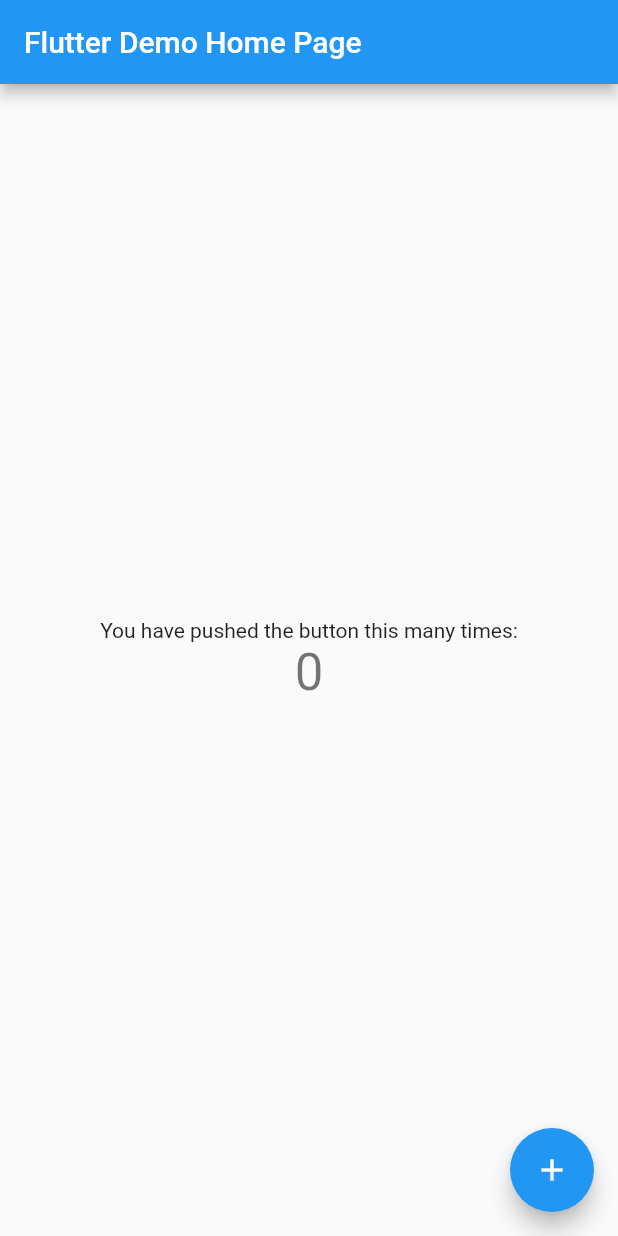
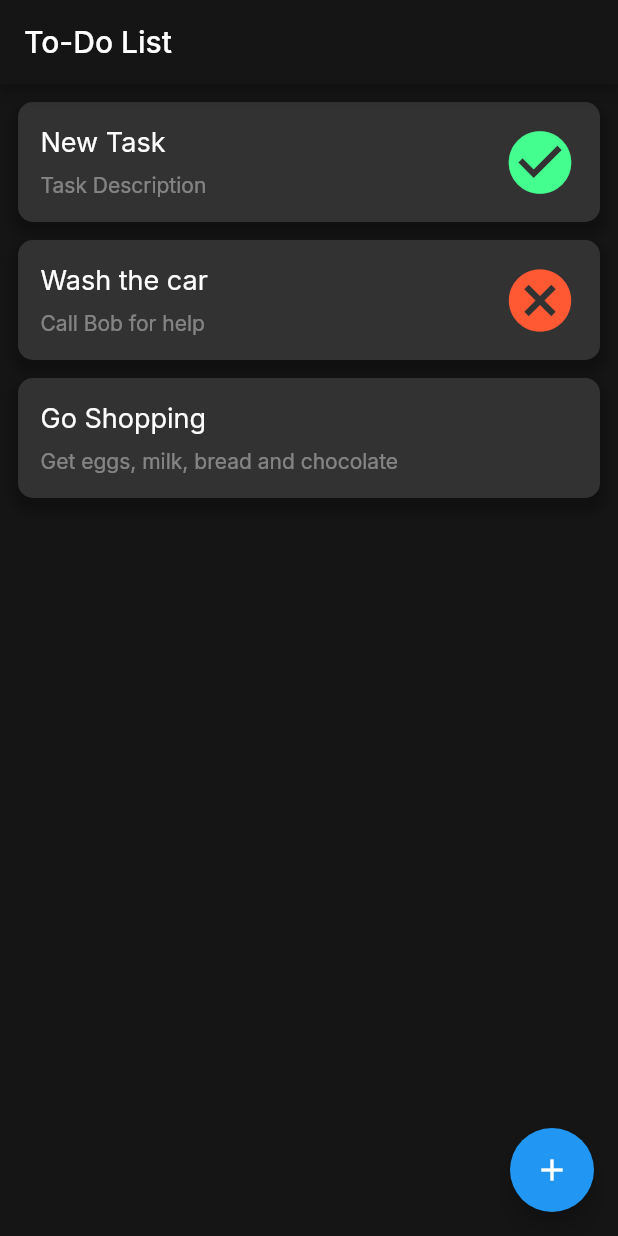
Before and after one commit to kSiasios/todo-list, a Flutter app: the screen it shows after launch, on a phone screen of 412 x 824 dp. Run offline on Flutter 3.47's test engine with Material 2 defaults, Android fonts, the phone set to English and light mode, and no system bars; our stand-ins replace google_fonts.

Commit message:
Day 1
-Task cards widget created along with icons and text
-Backgrounds adjusted to the dark theme

```diff
--- /dev/null
+++ b/todo_list/lib/components/task.dart
@@ -0,0 +1,93 @@
+import 'package:flutter/cupertino.dart';
+import 'package:flutter/material.dart';
+
+enum States { pending, done, canceled }
+
+class Task extends StatelessWidget {
+  String taskName;
+  String taskDescription;
+  States taskState;
+
+  Task(
+      {this.taskDescription = 'Task description',
+      this.taskName = 'New Task',
+      this.taskState = States.pending});
+
+  @override
+  Widget build(BuildContext context) {
+    Icon taskIcon;
+
+    switch (taskState) {
+      case States.canceled:
+        {
+          taskIcon = const Icon(
+            Icons.cancel,
+            color: Color(0xFFFF5934),
+            size: 50,
+          );
+          break;
+        }
+      case States.done:
+        {
+          taskIcon = const Icon(
+            Icons.check_circle,
+            color: Color(0xFF44FF8F),
+            size: 50,
+          );
+          break;
+        }
+      default:
+        {
+          taskIcon = const Icon(
+            Icons.check,
+            color: Color(0x0000),
+            size: 50,
+          );
+          break;
+        }
+    }
+
+    return Container(
+      margin: const EdgeInsets.only(top: 12, right: 12, left: 12, bottom: 0),
+      padding: const EdgeInsets.all(15),
+      decoration: BoxDecoration(
+        color: Color(0xFF323232),
+        borderRadius: BorderRadius.all(Radius.circular(10)),
+        boxShadow: [
+          BoxShadow(
+            color: Color(0x40000000),
+            spreadRadius: 3,
+            blurRadius: 6,
+            offset: Offset(0, 6),
+          ),
+        ],
+      ),
+      child: Row(
+        children: [
+          Expanded(
+              child: Column(
+            crossAxisAlignment: CrossAxisAlignment.start,
+            children: [
+              Container(
+                padding: const EdgeInsets.only(bottom: 8),
+                child: Text(
+                  this.taskName,
+                  style: TextStyle(
+                    color: Color(0xFFFFFFFF),
+                    fontWeight: FontWeight.normal,
+                    fontSize: 18,
+                  ),
+                ),
+              ),
+              Text(
+                this.taskDescription,
+                style: TextStyle(color: Color(0x66FFFFFF)),
+              )
+            ],
+          )),
+          taskIcon,
+        ],
+      ),
+    );
+  }
+}
--- a/todo_list/lib/main.dart
+++ b/todo_list/lib/main.dart
@@ -1,4 +1,7 @@
 import 'package:flutter/material.dart';
+import 'package:google_fonts/google_fonts.dart';
+
+import 'components/task.dart';
 
 void main() {
   runApp(const MyApp());
@@ -7,39 +10,23 @@ void main() {
 class MyApp extends StatelessWidget {
   const MyApp({Key? key}) : super(key: key);
 
-  // This widget is the root of your application.
   @override
   Widget build(BuildContext context) {
     return MaterialApp(
-      title: 'Flutter Demo',
+      title: 'To-Do List',
       theme: ThemeData(
-        // This is the theme of your application.
-        //
-        // Try running your application with "flutter run". You'll see the
-        // application has a blue toolbar. Then, without quitting the app, try
-        // changing the primarySwatch below to Colors.green and then invoke
-        // "hot reload" (press "r" in the console where you ran "flutter run",
-        // or simply save your changes to "hot reload" in a Flutter IDE).
-        // Notice that the counter didn't reset back to zero; the application
-        // is not restarted.
         primarySwatch: Colors.blue,
+        textTheme: GoogleFonts.interTextTheme(
+          Theme.of(context).textTheme,
+        ),
       ),
-      home: const MyHomePage(title: 'Flutter Demo Home Page'),
+      home: const MyHomePage(title: 'To-Do List'),
     );
   }
 }
 
 class MyHomePage extends StatefulWidget {
   const MyHomePage({Key? key, required this.title}) : super(key: key);
-
-  // This widget is the home page of your application. It is stateful, meaning
-  // that it has a State object (defined below) that contains fields that affect
-  // how it looks.
-
-  // This class is the configuration for the state. It holds the values (in this
-  // case the title) provided by the parent (in this case the App widget) and
-  // used by the build method of the State. Fields in a Widget subclass are
-  // always marked "final".
 
   final String title;
 
@@ -52,56 +39,45 @@ class _MyHomePageState extends State<MyHomePage> {
 
   void _incrementCounter() {
     setState(() {
-      // This call to setState tells the Flutter framework that something has
-      // changed in this State, which causes it to rerun the build method below
-      // so that the display can reflect the updated values. If we changed
-      // _counter without calling setState(), then the build method would not be
-      // called again, and so nothing would appear to happen.
       _counter++;
     });
   }
 
   @override
   Widget build(BuildContext context) {
-    // This method is rerun every time setState is called, for instance as done
-    // by the _incrementCounter method above.
-    //
-    // The Flutter framework has been optimized to make rerunning build methods
-    // fast, so that you can just rebuild anything that needs updating rather
-    // than having to individually change instances of widgets.
     return Scaffold(
       appBar: AppBar(
-        // Here we take the value from the MyHomePage object that was created by
-        // the App.build method, and use it to set our appbar title.
         title: Text(widget.title),
+        backgroundColor: Color(0xff151515),
       ),
+      backgroundColor: Color(0xff151515),
       body: Center(
-        // Center is a layout widget. It takes a single child and positions it
-        // in the middle of the parent.
         child: Column(
-          // Column is also a layout widget. It takes a list of children and
-          // arranges them vertically. By default, it sizes itself to fit its
-          // children horizontally, and tries to be as tall as its parent.
-          //
-          // Invoke "debug painting" (press "p" in the console, choose the
-          // "Toggle Debug Paint" action from the Flutter Inspector in Android
-          // Studio, or the "Toggle Debug Paint" command in Visual Studio Code)
-          // to see the wireframe for each widget.
-          //
-          // Column has various properties to control how it sizes itself and
-          // how it positions its children. Here we use mainAxisAlignment to
-          // center the children vertically; the main axis here is the vertical
-          // axis because Columns are vertical (the cross axis would be
-          // horizontal).
-          mainAxisAlignment: MainAxisAlignment.center,
+          mainAxisAlignment: MainAxisAlignment.start,
           children: <Widget>[
-            const Text(
-              'You have pushed the button this many times:',
+            Task(
+              taskDescription: 'Task Description',
+              taskName: 'New Task',
+              taskState: States.done,
             ),
-            Text(
-              '$_counter',
-              style: Theme.of(context).textTheme.headline4,
+            Task(
+              taskDescription: 'Call Bob for help',
+              taskName: 'Wash the car',
+              taskState: States.canceled,
             ),
+            Task(
+              taskDescription: 'Get eggs, milk, bread and chocolate',
+              taskName: 'Go Shopping',
+              taskState: States.pending,
+            ),
+
+            // const Text(
+            //   'You have pushed the button this many times:',
+            // ),
+            // Text(
+            //   '$_counter',
+            //   style: Theme.of(context).textTheme.headline4,
+            // ),
           ],
         ),
       ),
@@ -109,7 +85,7 @@ class _MyHomePageState extends State<MyHomePage> {
         onPressed: _incrementCounter,
         tooltip: 'Increment',
         child: const Icon(Icons.add),
-      ), // This trailing comma makes auto-formatting nicer for build methods.
+      ),
     );
   }
 }
--- a/todo_list/pubspec.yaml
+++ b/todo_list/pubspec.yaml
@@ -3,7 +3,7 @@ description: A new Flutter project.
 
 # The following line prevents the package from being accidentally published to
 # pub.dev using `flutter pub publish`. This is preferred for private packages.
-publish_to: 'none' # Remove this line if you wish to publish to pub.dev
+publish_to: "none" # Remove this line if you wish to publish to pub.dev
 
 # The following defines the version and build number for your application.
 # A version number is three numbers separated by dots, like 1.2.43
@@ -30,6 +30,7 @@ dependencies:
   flutter:
     sdk: flutter
 
+  google_fonts: ^2.1.0
 
   # The following adds the Cupertino Icons font to your application.
   # Use with the CupertinoIcons class for iOS style icons.
@@ -51,7 +52,6 @@ dev_dependencies:
 
 # The following section is specific to Flutter.
 flutter:
-
   # The following line ensures that the Material Icons font is
   # included with your application, so that you can use the icons in
   # the material Icons class.
```
Also changed, not shown: todo_list/pubspec.lock.
